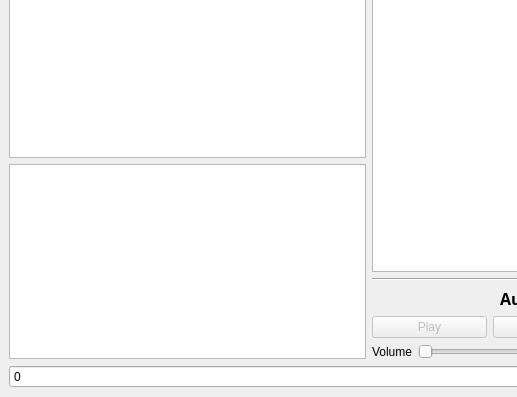
Above: python/GUI/user_frontend.ui from rubund/gr-dab before the change; both pictures show x 0 to 517 and y 147 to 544 of the 738 by 544 pixel window. Below: the same form after it.
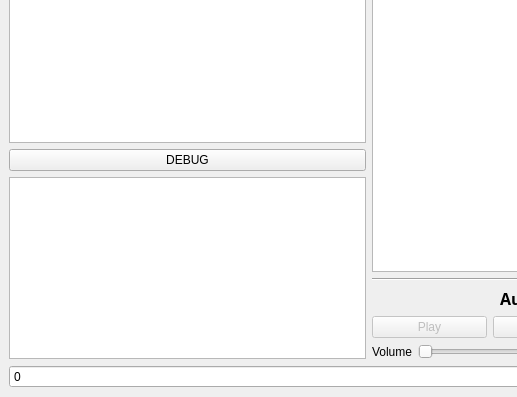
That is the form after the change.

Commit message: GUI: json transmission

The edit to the form file:
```diff
--- a/python/GUI/user_frontend.ui
+++ b/python/GUI/user_frontend.ui
@@ -80,6 +80,13 @@
         <item>
          <widget class="QTableWidget" name="tableWidget"/>
         </item>
+        <item>
+         <widget class="QPushButton" name="btn_debug">
+          <property name="text">
+           <string>DEBUG</string>
+          </property>
+         </widget>
+        </item>
         <item>
          <widget class="QListWidget" name="listWidget"/>
         </item>
```
The commit also changes 7 other files.
